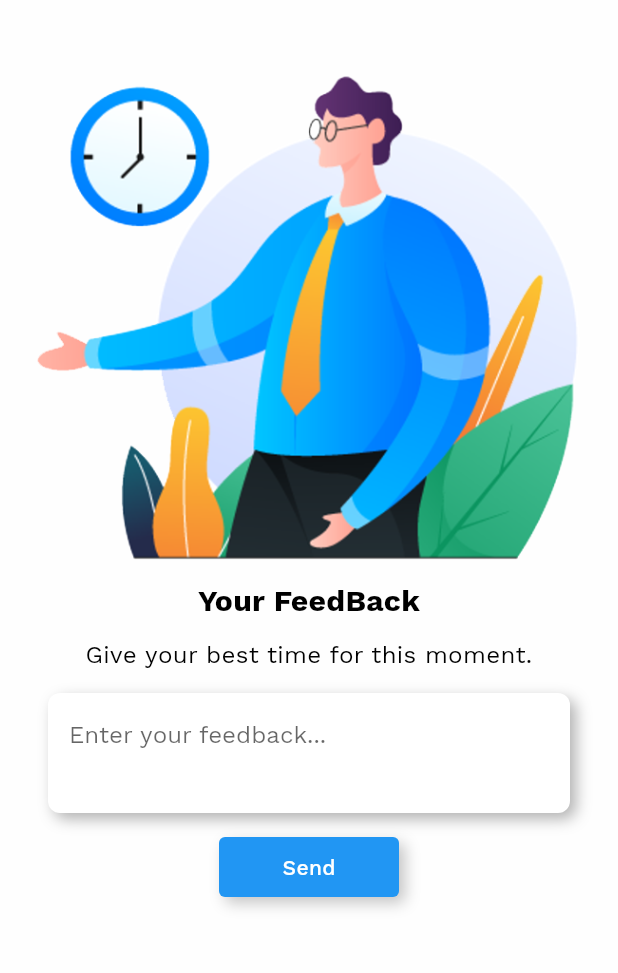
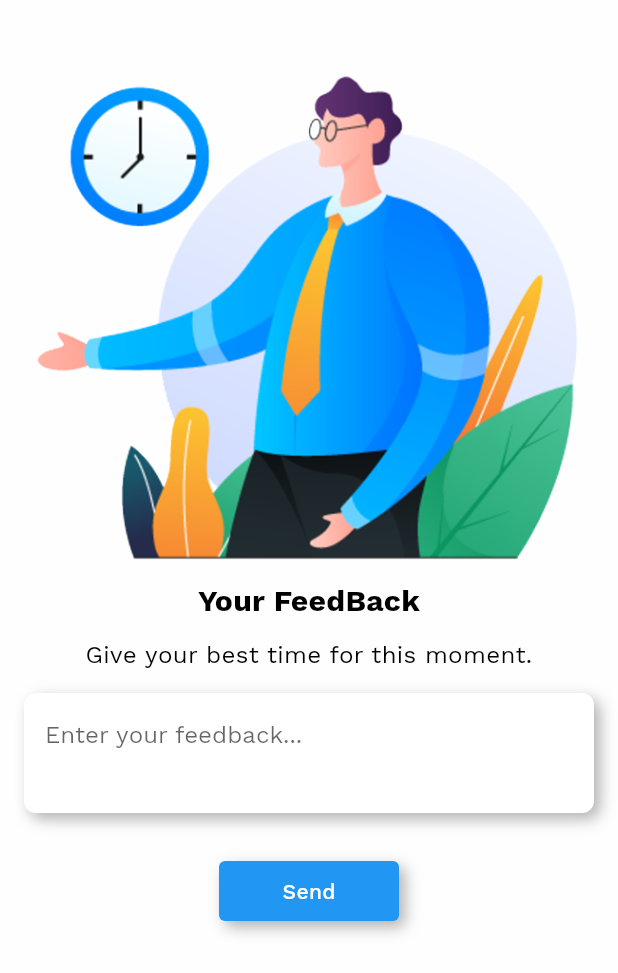
Before and after one commit to Chaitanyaputhran/Bloombright, a Flutter app: the FeedbackScreen screen opened directly, on a phone screen of 412 x 824 dp. Shown: the top 973 px of the screen. Run offline on Flutter 3.47's test engine with Material 2 defaults, Android fonts, the light colour scheme and no system bars; our stand-ins replace cloud_firestore, datetime_picker_formfield_new, firebase_auth, firebase_core, flutter_rating_bar, flutter_screenutil and 3 more; accounts and stored records are empty.

Commit message:
Update feedback_screen.dart
Separated UI Elements: Broke down the main build method into smaller, separate widget-building methods for clarity.
Introduced boxShadowStyle Variable: Created a reusable boxShadowStyle variable to avoid redundancy in boxShadow definitions.
Simplified Padding: Unified padding where possible using EdgeInsets.all() and EdgeInsets.symmetric().
Refined Color Logic: Streamlined the logic for determining background and text colors based on the isLightMode condition.
Removed Unused initState: Removed the overridden initState method since it was empty and not serving any purpose.

```diff
--- a/lib/feedback_screen.dart
+++ b/lib/feedback_screen.dart
@@ -7,97 +7,36 @@ class FeedbackScreen extends StatefulWidget {
 }
 
 class _FeedbackScreenState extends State<FeedbackScreen> {
-  @override
-  void initState() {
-    super.initState();
-  }
+
+  final boxShadowStyle = [
+    BoxShadow(
+      color: Colors.grey.withOpacity(0.8),
+      offset: const Offset(4, 4),
+      blurRadius: 8,
+    ),
+  ];
 
   @override
   Widget build(BuildContext context) {
-    var brightness = MediaQuery.of(context).platformBrightness;
-    bool isLightMode = brightness == Brightness.light;
+    final isLightMode = MediaQuery.of(context).platformBrightness == Brightness.light;
+    final backgroundColor = isLightMode ? AppTheme.nearlyWhite : AppTheme.nearlyBlack;
+
     return Container(
-      color: isLightMode ? AppTheme.nearlyWhite : AppTheme.nearlyBlack,
+      color: backgroundColor,
       child: SafeArea(
         top: false,
         child: Scaffold(
-          backgroundColor:
-              isLightMode ? AppTheme.nearlyWhite : AppTheme.nearlyBlack,
+          backgroundColor: backgroundColor,
           body: SingleChildScrollView(
             child: SizedBox(
               height: MediaQuery.of(context).size.height,
               child: Column(
                 children: <Widget>[
-                  Container(
-                    padding: EdgeInsets.only(
-                        top: MediaQuery.of(context).padding.top,
-                        left: 16,
-                        right: 16),
-                    child: Image.asset('assets/images/feedbackImage.png'),
-                  ),
-                  Container(
-                    padding: const EdgeInsets.only(top: 8),
-                    child: Text(
-                      'Your FeedBack',
-                      style: TextStyle(
-                          fontSize: 20,
-                          fontWeight: FontWeight.bold,
-                          color: isLightMode ? Colors.black : Colors.white),
-                    ),
-                  ),
-                  Container(
-                    padding: const EdgeInsets.only(top: 16),
-                    child: Text(
-                      'Give your best time for this moment.',
-                      textAlign: TextAlign.center,
-                      style: TextStyle(
-                          fontSize: 16,
-                          color: isLightMode ? Colors.black : Colors.white),
-                    ),
-                  ),
+                  _buildFeedbackImage(context),
+                  _buildFeedbackTitle(isLightMode),
+                  _buildSubtitleText(isLightMode),
                   _buildComposer(),
-                  Padding(
-                    padding: const EdgeInsets.only(top: 16),
-                    child: Center(
-                      child: Container(
-                        width: 120,
-                        height: 40,
-                        decoration: BoxDecoration(
-                          color: isLightMode ? Colors.blue : Colors.white,
-                          borderRadius:
-                              const BorderRadius.all(Radius.circular(4.0)),
-                          boxShadow: <BoxShadow>[
-                            BoxShadow(
-                                color: Colors.grey.withOpacity(0.6),
-                                offset: const Offset(4, 4),
-                                blurRadius: 8.0),
-                          ],
-                        ),
-                        child: Material(
-                          color: Colors.transparent,
-                          child: InkWell(
-                            onTap: () {
-                              FocusScope.of(context).requestFocus(FocusNode());
-                            },
-                            child: Center(
-                              child: Padding(
-                                padding: const EdgeInsets.all(4.0),
-                                child: Text(
-                                  'Send',
-                                  style: TextStyle(
-                                    fontWeight: FontWeight.w500,
-                                    color: isLightMode
-                                        ? Colors.white
-                                        : Colors.black,
-                                  ),
-                                ),
-                              ),
-                            ),
-                          ),
-                        ),
-                      ),
-                    ),
-                  )
+                  _buildSendButton(context, isLightMode),
                 ],
               ),
             ),
@@ -107,19 +46,50 @@ class _FeedbackScreenState extends State<FeedbackScreen> {
     );
   }
 
+  Widget _buildFeedbackImage(BuildContext context) {
+    return Container(
+      padding: EdgeInsets.only(
+          top: MediaQuery.of(context).padding.top,
+          left: 16,
+          right: 16),
+      child: Image.asset('assets/images/feedbackImage.png'),
+    );
+  }
+
+  Widget _buildFeedbackTitle(bool isLightMode) {
+    return Container(
+      padding: const EdgeInsets.only(top: 8),
+      child: Text(
+        'Your FeedBack',
+        style: TextStyle(
+            fontSize: 20,
+            fontWeight: FontWeight.bold,
+            color: isLightMode ? Colors.black : Colors.white),
+      ),
+    );
+  }
+
+  Widget _buildSubtitleText(bool isLightMode) {
+    return Container(
+      padding: const EdgeInsets.only(top: 16),
+      child: Text(
+        'Give your best time for this moment.',
+        textAlign: TextAlign.center,
+        style: TextStyle(
+            fontSize: 16,
+            color: isLightMode ? Colors.black : Colors.white),
+      ),
+    );
+  }
+
   Widget _buildComposer() {
     return Padding(
-      padding: const EdgeInsets.only(top: 16, left: 32, right: 32),
+      padding: const EdgeInsets.all(16.0),
       child: Container(
         decoration: BoxDecoration(
           color: AppTheme.white,
           borderRadius: BorderRadius.circular(8),
-          boxShadow: <BoxShadow>[
-            BoxShadow(
-                color: Colors.grey.withOpacity(0.8),
-                offset: const Offset(4, 4),
-                blurRadius: 8),
-          ],
+          boxShadow: boxShadowStyle,
         ),
         child: ClipRRect(
           borderRadius: BorderRadius.circular(25),
@@ -128,8 +98,7 @@ class _FeedbackScreenState extends State<FeedbackScreen> {
             constraints: const BoxConstraints(minHeight: 80, maxHeight: 160),
             color: AppTheme.white,
             child: SingleChildScrollView(
-              padding:
-                  const EdgeInsets.only(left: 10, right: 10, top: 0, bottom: 0),
+              padding: const EdgeInsets.symmetric(horizontal: 10),
               child: TextField(
                 maxLines: null,
                 onChanged: (String txt) {},
@@ -149,4 +118,44 @@ class _FeedbackScreenState extends State<FeedbackScreen> {
       ),
     );
   }
+
+  Widget _buildSendButton(BuildContext context, bool isLightMode) {
+    final buttonColor = isLightMode ? Colors.blue : Colors.white;
+    final textColor = isLightMode ? Colors.white : Colors.black;
+
+    return Padding(
+      padding: const EdgeInsets.only(top: 16),
+      child: Center(
+        child: Container(
+          width: 120,
+          height: 40,
+          decoration: BoxDecoration(
+            color: buttonColor,
+            borderRadius: const BorderRadius.all(Radius.circular(4.0)),
+            boxShadow: boxShadowStyle,
+          ),
+          child: Material(
+            color: Colors.transparent,
+            child: InkWell(
+              onTap: () {
+                FocusScope.of(context).requestFocus(FocusNode());
+              },
+              child: Center(
+                child: Padding(
+                  padding: const EdgeInsets.all(4.0),
+                  child: Text(
+                    'Send',
+                    style: TextStyle(
+                      fontWeight: FontWeight.w500,
+                      color: textColor,
+                    ),
+                  ),
+                ),
+              ),
+            ),
+          ),
+        ),
+      ),
+    );
+  }
 }
```
